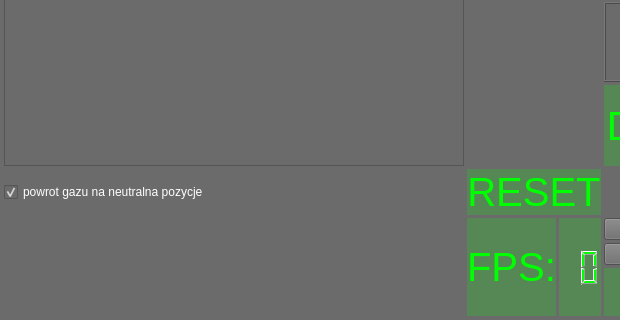
First picture: the form in pilot/pilotwindow.ui, repository cyniu88/QT_kurs, before the edit; both pictures show x 0 to 620 and y 156 to 476 of the 1305 by 476 pixel window.
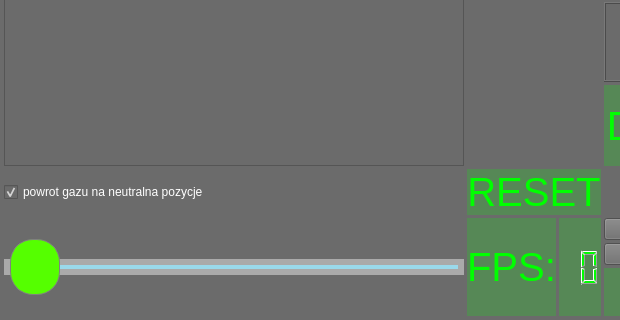
Second picture: the form after the edit. Icons and pictures are not drawn. Custom widgets are drawn as their Qt base class.

Commit message: pocztek touch slidera

The edit to the form file:
```diff
--- a/pilot/pilotwindow.ui
+++ b/pilot/pilotwindow.ui
@@ -477,6 +477,46 @@
       </item>
      </layout>
     </item>
+    <item row="5" column="0" colspan="4">
+     <widget class="myTouchSlider" name="horizontalSlider">
+      <property name="sizePolicy">
+       <sizepolicy hsizetype="Expanding" vsizetype="Ignored">
+        <horstretch>0</horstretch>
+        <verstretch>0</verstretch>
+       </sizepolicy>
+      </property>
+      <property name="styleSheet">
+       <string notr="true">QSlider::groove:horizontal {
+border: 6px solid #AAA;
+height: 4px;
+background: #9AD9EB;
+margin: 2px 0;
+}
+
+QSlider::handle:horizontal {
+ 
+	background-color: rgb(85, 255, 0);
+border: 1px solid gray;
+width: 48px;
+margin: -26px 0;
+border-radius:   23px;
+}
+</string>
+      </property>
+      <property name="maximum">
+       <number>100</number>
+      </property>
+      <property name="orientation">
+       <enum>Qt::Horizontal</enum>
+      </property>
+      <property name="invertedAppearance">
+       <bool>false</bool>
+      </property>
+      <property name="invertedControls">
+       <bool>true</bool>
+      </property>
+     </widget>
+    </item>
    </layout>
   </widget>
   <widget class="QMenuBar" name="menuBar">
@@ -540,6 +580,11 @@
    <extends>QPushButton</extends>
    <header location="global">mybutton.h</header>
   </customwidget>
+  <customwidget>
+   <class>myTouchSlider</class>
+   <extends>QSlider</extends>
+   <header location="global">mytouchslider.h</header>
+  </customwidget>
  </customwidgets>
  <resources>
   <include location="zasoby.qrc"/>
```
The commit also changes 7 other files.
